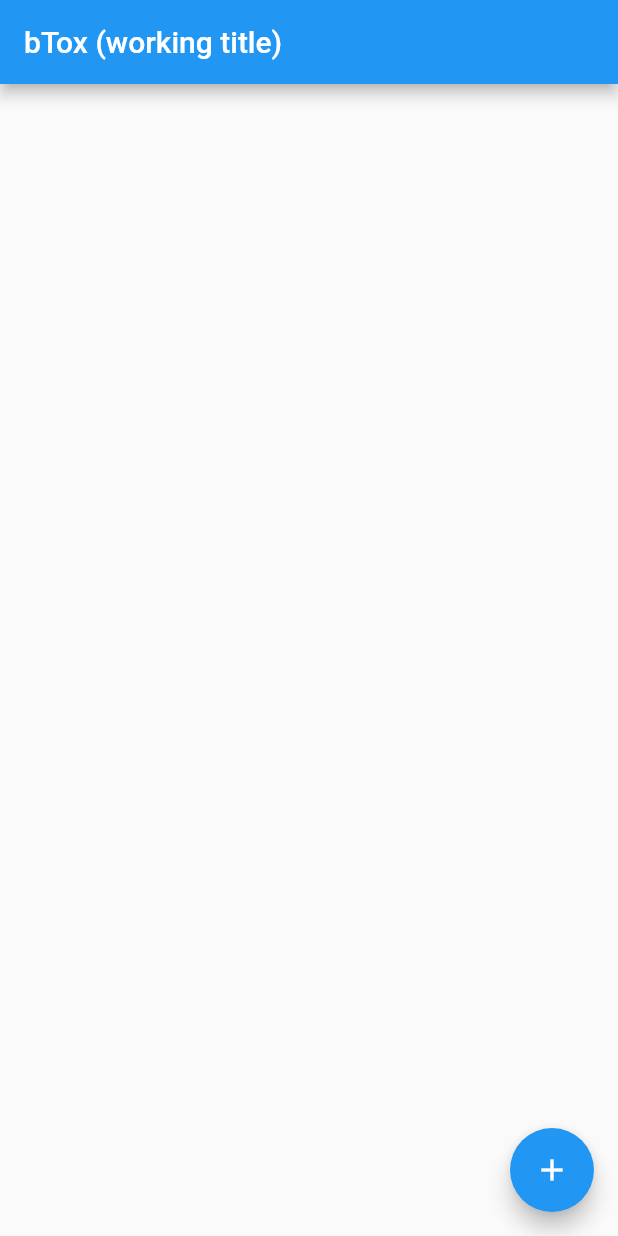
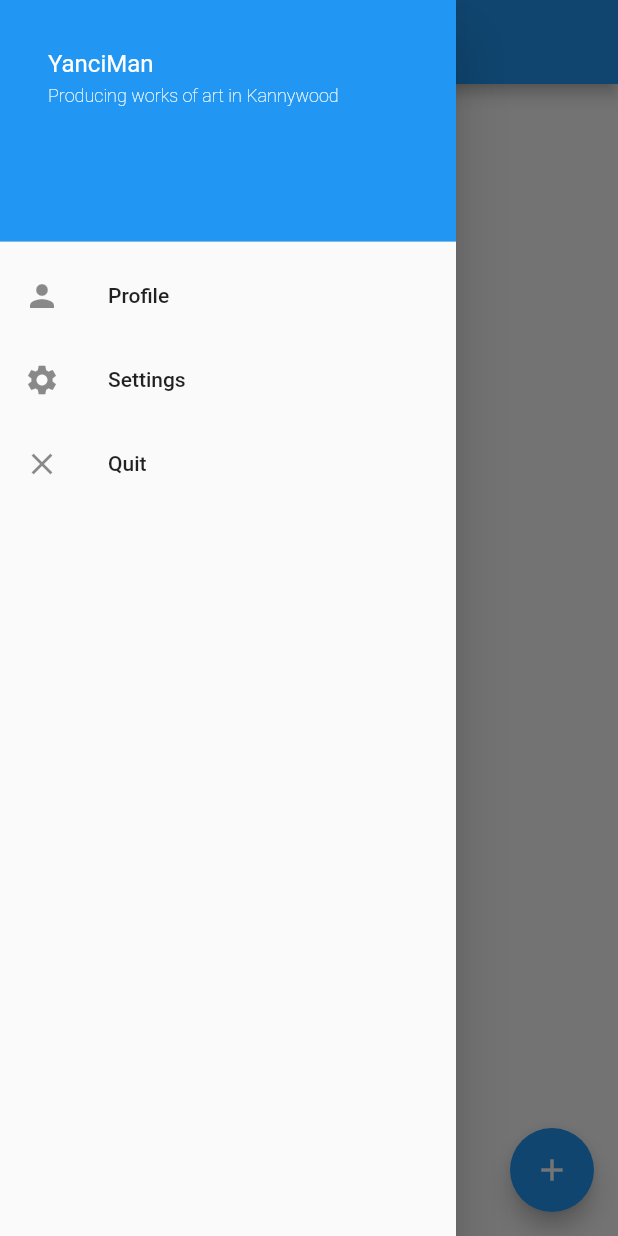
Before and after one commit to TokTok/btox, a Flutter app: the screen it shows after launch, with the side drawer open (before the commit the screen has no drawer), on a phone screen of 412 x 824 dp. Run offline on Flutter 3.47's test engine with Material 2 defaults, Android fonts, the phone set to English and light mode, and no system bars.

Commit message:
Add drawer menu skeleton
The buttons don't actually do anything yet

```diff
--- a/lib/contact_list_page.dart
+++ b/lib/contact_list_page.dart
@@ -44,7 +44,60 @@ class _ContactListPageState extends State<ContactListPage> {
   @override
   Widget build(BuildContext context) {
     return Scaffold(
+      drawer: Drawer(
+        child: ListView(
+          padding: EdgeInsets.zero,
+          children: const [
+            DrawerHeader(
+              decoration: BoxDecoration(
+                color: Colors.blue,
+              ),
+              child: ListTile(
+                title: Text(
+                  'YanciMan',
+                  style: TextStyle(
+                    fontSize: 16.0,
+                    color: Colors.white,
+                    fontWeight: FontWeight.w400,
+                  ),
+                ),
+                subtitle: Text(
+                  'Producing works of art in Kannywood',
+                  style: TextStyle(
+                    fontSize: 12.0,
+                    color: Colors.white,
+                    fontWeight: FontWeight.w100,
+                  ),
+                ),
+              ),
+            ),
+            ListTile(
+              leading: Icon(Icons.person),
+              title: Text('Profile'),
+            ),
+            ListTile(
+              leading: Icon(Icons.settings),
+              title: Text('Settings'),
+            ),
+            ListTile(
+              leading: Icon(Icons.close),
+              title: Text('Quit'),
+            ),
+          ],
+        ),
+      ),
       appBar: AppBar(
+        leading: Builder(
+          builder: (BuildContext context) {
+            return IconButton(
+              icon: const Icon(Icons.menu),
+              onPressed: () {
+                Scaffold.of(context).openDrawer();
+              },
+              tooltip: MaterialLocalizations.of(context).openAppDrawerTooltip,
+            );
+          },
+        ),
         title: Text(widget.title),
       ),
       body: ListView.builder(
```
